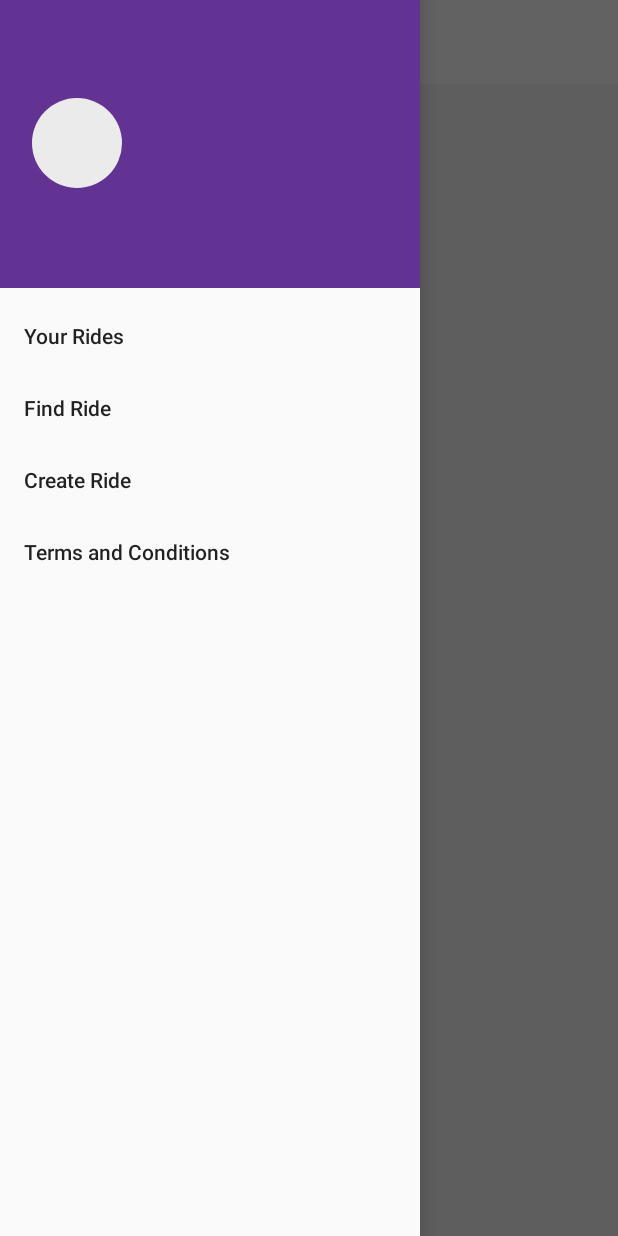
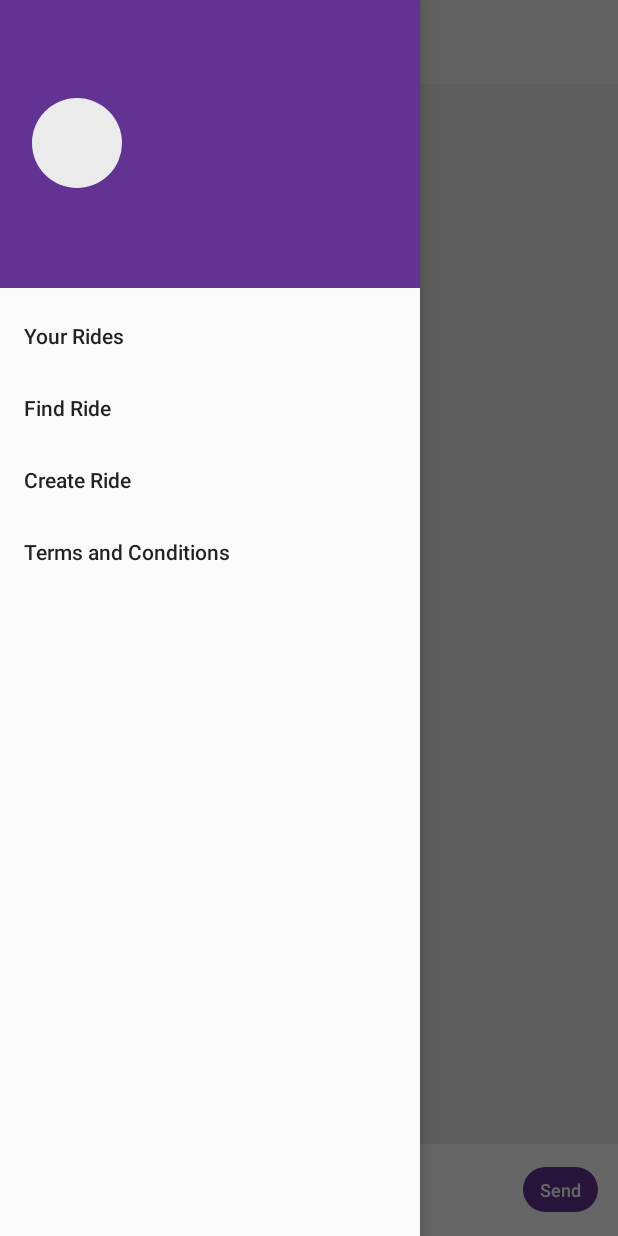
Before and after one commit to omegadeep10/knight-rider-android2, an Android app: the ChatActivity screen opened directly, with no data from a screen before it, with the side drawer open, on a phone screen of 412 x 824 dp. Run offline under Robolectric (Android 15) with nearby library versions, the phone set to English and light mode, and no system bars; our stand-ins replace CircleImageView; libraries missing offline, so code that uses them is left out: com.auth0.android; pictures from the network do not load; 2 statements that could not run were skipped.

Commit message:
Add message button styling

```diff
--- a/app/src/main/java/edu/mga/knight_rider/BaseActivity.java
+++ b/app/src/main/java/edu/mga/knight_rider/BaseActivity.java
@@ -60,7 +60,7 @@ public class BaseActivity extends AppCompatActivity {
         TextView profileEmail = (TextView) findViewById(R.id.profile_email);
 
         Glide.with(this)
-                .load(currentUser.getProfilePicture())
+                .load(currentUser.getProfilePicture() == null ? "https://encrypted-tbn0.gstatic.com/images?q=tbn:ANd9GcQxBlv5RzA3udThbSqdYWNkVkL2GDMWdwHB47qKzaTfOhYm-943" : currentUser.getProfilePicture())
                 .into(profilePic);
 
         profileName.setText(currentUser.getFirstName() + " " + currentUser.getLastName());
--- a/app/src/main/java/edu/mga/knight_rider/adapters/ChatAdapter.java
+++ b/app/src/main/java/edu/mga/knight_rider/adapters/ChatAdapter.java
@@ -58,7 +58,7 @@ public class ChatAdapter extends RecyclerView.Adapter<ChatAdapter.ViewHolder> {
         dt.setTimeZone(TimeZone.getDefault());
 
         Glide.with(context)
-                .load(currentMessage.getProfilePicture())
+                .load(currentMessage.getProfilePicture() == null ? "https://encrypted-tbn0.gstatic.com/images?q=tbn:ANd9GcQxBlv5RzA3udThbSqdYWNkVkL2GDMWdwHB47qKzaTfOhYm-943" : currentMessage.getProfilePicture())
                 .into(holder.profilePic);
 
         holder.fullName.setText(currentMessage.getFirstName() + " " + currentMessage.getLastName());
--- a/app/src/main/java/edu/mga/knight_rider/adapters/TripAdapter.java
+++ b/app/src/main/java/edu/mga/knight_rider/adapters/TripAdapter.java
@@ -80,7 +80,7 @@ public class TripAdapter extends RecyclerView.Adapter<TripAdapter.ViewHolder> {
         driverPic.setLayoutParams(params);
 
         Glide.with(context)
-            .load(trip.getDriver().getProfilePicture())
+            .load(trip.getDriver().getProfilePicture() == null ? "https://encrypted-tbn0.gstatic.com/images?q=tbn:ANd9GcQxBlv5RzA3udThbSqdYWNkVkL2GDMWdwHB47qKzaTfOhYm-943" : trip.getDriver().getProfilePicture())
             .into(driverPic);
 
         holder.picsWrapper.addView(driverPic);
@@ -91,7 +91,7 @@ public class TripAdapter extends RecyclerView.Adapter<TripAdapter.ViewHolder> {
             passengerPic.setLayoutParams(params);
 
             Glide.with(context)
-                .load(p.getProfilePicture())
+                .load(p.getProfilePicture() == null ? "https://encrypted-tbn0.gstatic.com/images?q=tbn:ANd9GcQxBlv5RzA3udThbSqdYWNkVkL2GDMWdwHB47qKzaTfOhYm-943" : p.getProfilePicture())
                 .into(passengerPic);
 
             holder.picsWrapper.addView(passengerPic);
--- /dev/null
+++ b/app/src/main/res/drawable/message_button.xml
@@ -0,0 +1,9 @@
+<?xml version="1.0" encoding="utf-8"?>
+<selector xmlns:android="http://schemas.android.com/apk/res/android" >
+    <item >
+        <shape android:shape="rectangle"  >
+            <corners android:radius="20dip" />
+            <gradient android:angle="-90" android:startColor="@color/colorPrimary" android:endColor="@color/colorPrimary" />
+        </shape>
+    </item>
+</selector>
--- a/app/src/main/res/layout/activity_chat.xml
+++ b/app/src/main/res/layout/activity_chat.xml
@@ -21,10 +21,15 @@
             android:layout_height="match_parent"
             android:background="@color/colorComponentGrayBG">
 
+            <RelativeLayout
+                android:layout_width="match_parent"
+                android:layout_height="match_parent">
+
                 <android.support.design.widget.AppBarLayout
                     android:id="@+id/appbar"
                     android:layout_width="match_parent"
                     android:layout_height="wrap_content"
+                    android:layout_alignParentTop="true"
                     app:elevation="0dp">
 
                     <android.support.v7.widget.Toolbar
@@ -37,10 +42,17 @@
 
                 </android.support.design.widget.AppBarLayout>
 
+                <LinearLayout
+                    android:layout_width="match_parent"
+                    android:layout_height="match_parent"
+                    android:layout_below="@id/appbar"
+                    android:orientation="vertical">
+
                     <android.support.v7.widget.RecyclerView
                         android:id="@+id/messages_container"
                         android:layout_width="match_parent"
-                android:layout_height="match_parent"
+                        android:layout_height="0dp"
+                        android:layout_weight="1"
                         android:background="@color/colorComponentGrayBG"
                         android:paddingTop="6dp"
                         android:paddingBottom="10dp"
@@ -54,6 +66,58 @@
                         tools:listitem="@layout/chat_card">
 
                     </android.support.v7.widget.RecyclerView>
+
+                    <LinearLayout
+                        android:layout_width="match_parent"
+                        android:layout_height="wrap_content"
+                        android:orientation="horizontal"
+                        android:paddingTop="15dp"
+                        android:paddingBottom="15dp"
+                        android:paddingLeft="13dp"
+                        android:paddingRight="13dp"
+                        android:background="@color/colorWhite">
+
+                        <EditText
+                            android:layout_width="0dp"
+                            android:layout_weight="1"
+                            android:textSize="12sp"
+                            android:layout_gravity="center_vertical"
+                            android:inputType="textMultiLine"
+                            android:layout_marginRight="10dp"
+                            android:lines="2"
+                            android:minHeight="30dp"
+                            android:background="@android:color/transparent"
+                            android:hint="Send a message"
+                            android:layout_height="wrap_content" />
+
+                        <Button
+                            android:id="@+id/sendButton"
+                            style="?android:attr/borderlessButtonStyle"
+                            android:layout_width="50dp"
+                            android:layout_height="30dp"
+                            android:layout_gravity="center_vertical"
+                            android:textSize="12sp"
+                            android:background="@drawable/message_button"
+                            android:textAllCaps="false"
+                            android:fontFamily="sans-serif-medium"
+                            android:onClick="Login"
+                            android:text="Send"
+                            android:textColor="@color/colorWhite" />
+
+                        <ProgressBar
+                            android:id="@+id/progressBar"
+                            android:layout_width="25dp"
+                            android:layout_height="25dp"
+                            android:visibility="gone"
+                            android:layout_centerInParent="true"
+                            android:indeterminateDrawable="@drawable/progress_bar"/>
+
+                    </LinearLayout>
+
+                </LinearLayout>
+            </RelativeLayout>
+
+
 
         </android.support.design.widget.CoordinatorLayout>
 
--- a/app/src/main/res/values/strings.xml
+++ b/app/src/main/res/values/strings.xml
@@ -1,4 +1,5 @@
 <resources>
     <string name="app_name">Knight Rider</string>
     <string name="title_activity_base">BaseActivity</string>
+    <string name="empty_profile_pic">https://encrypted-tbn0.gstatic.com/images?q=tbn:ANd9GcQxBlv5RzA3udThbSqdYWNkVkL2GDMWdwHB47qKzaTfOhYm-943</string>
 </resources>
```
Also changed, not shown: app/src/main/java/edu/mga/knight_rider/models/requests/MessageBody.java (added, +38 -0 lines). Lines whose indentation alone changed are shown as unchanged.
